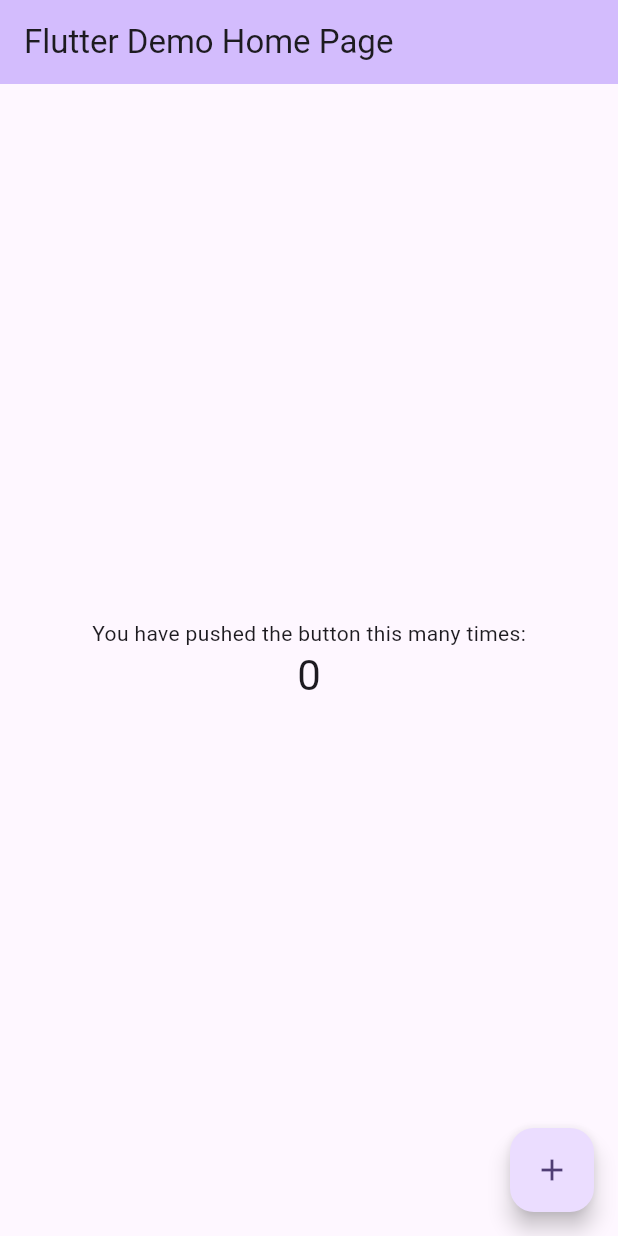
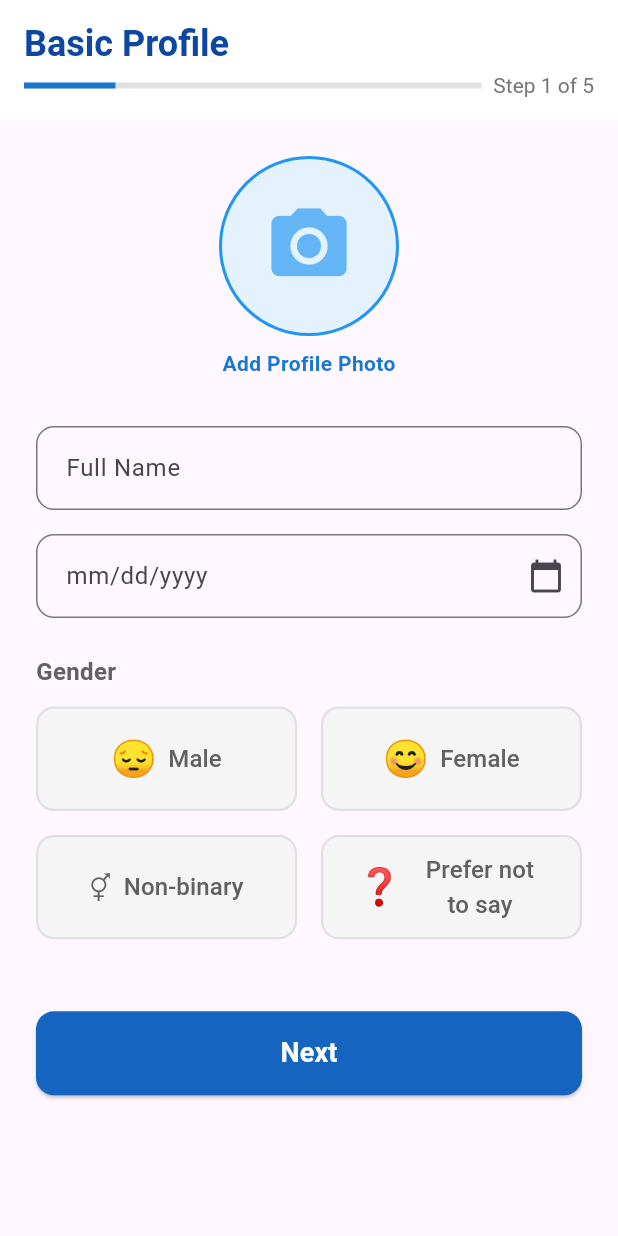
Before and after one commit to Thanaphum-6510110194/G6-Health-Tracking, a Flutter app: the screen it shows after launch, on a phone screen of 412 x 824 dp. Run offline on Flutter 3.47's test engine with Material 3 defaults, Android fonts, the light colour scheme and no system bars.

Commit message:
Add profile page

```diff
--- a/lib/main.dart
+++ b/lib/main.dart
@@ -1,4 +1,5 @@
 import 'package:flutter/material.dart';
+import 'package:health_tracking/screens/profile_page.dart';
 
 void main() {
   runApp(const MyApp());
@@ -7,30 +8,15 @@ void main() {
 class MyApp extends StatelessWidget {
   const MyApp({super.key});
 
-  // This widget is the root of your application.
   @override
   Widget build(BuildContext context) {
     return MaterialApp(
-      title: 'Flutter Demo',
+      title: 'Health Tracking App', // Change title for your app
       theme: ThemeData(
-        // This is the theme of your application.
-        //
-        // TRY THIS: Try running your application with "flutter run". You'll see
-        // the application has a purple toolbar. Then, without quitting the app,
-        // try changing the seedColor in the colorScheme below to Colors.green
-        // and then invoke "hot reload" (save your changes or press the "hot
-        // reload" button in a Flutter-supported IDE, or press "r" if you used
-        // the command line to start the app).
-        //
-        // Notice that the counter didn't reset back to zero; the application
-        // state is not lost during the reload. To reset the state, use hot
-        // restart instead.
-        //
-        // This works for code too, not just values: Most code changes can be
-        // tested with just a hot reload.
         colorScheme: ColorScheme.fromSeed(seedColor: Colors.deepPurple),
+        useMaterial3: true, // Recommended for modern Flutter apps
       ),
-      home: const MyHomePage(title: 'Flutter Demo Home Page'),
+      home: const BasicProfileScreen(), // Set your new screen as the home
     );
   }
 }
--- /dev/null
+++ b/lib/screens/profile_page.dart
@@ -0,0 +1,259 @@
+import 'package:flutter/material.dart';
+import 'package:intl/intl.dart'; // Add this for date formatting
+
+class BasicProfileScreen extends StatefulWidget {
+  const BasicProfileScreen({super.key});
+
+  @override
+  State<BasicProfileScreen> createState() => _BasicProfileScreenState();
+}
+
+class _BasicProfileScreenState extends State<BasicProfileScreen> {
+  final TextEditingController _fullNameController = TextEditingController();
+  final TextEditingController _dateOfBirthController = TextEditingController();
+  String? _selectedGender; // To store the selected gender
+
+  // Function to show date picker
+  Future<void> _selectDate(BuildContext context) async {
+    DateTime? pickedDate = await showDatePicker(
+      context: context,
+      initialDate: DateTime.now(),
+      firstDate: DateTime(1900),
+      lastDate: DateTime.now(),
+    );
+
+    if (pickedDate != null) {
+      setState(() {
+        _dateOfBirthController.text = DateFormat('MM/dd/yyyy').format(pickedDate);
+      });
+    }
+  }
+
+  @override
+  void dispose() {
+    _fullNameController.dispose();
+    _dateOfBirthController.dispose();
+    super.dispose();
+  }
+
+  @override
+  Widget build(BuildContext context) {
+    return Scaffold(
+      appBar: AppBar(
+        toolbarHeight: 80, // Adjust toolbar height as needed
+        backgroundColor: Colors.white,
+        elevation: 0,
+        title: Column(
+          crossAxisAlignment: CrossAxisAlignment.start,
+          children: [
+            Text(
+              'Basic Profile',
+              style: TextStyle(
+                color: Colors.blue[900],
+                fontSize: 24,
+                fontWeight: FontWeight.bold,
+              ),
+            ),
+            const SizedBox(height: 4),
+            Row(
+              children: [
+                Expanded(
+                  child: LinearProgressIndicator(
+                    value: 1 / 5, // Changed to 1 / 5 for 5 steps
+                    backgroundColor: Colors.grey[300],
+                    color: Colors.blue[700],
+                    minHeight: 4,
+                  ),
+                ),
+                const SizedBox(width: 8),
+                Text(
+                  'Step 1 of 5', // Changed to Step 1 of 5
+                  style: TextStyle(
+                    color: Colors.grey[600],
+                    fontSize: 14,
+                  ),
+                ),
+              ],
+            ),
+          ],
+        ),
+      ),
+      body: SingleChildScrollView(
+        padding: const EdgeInsets.all(24.0),
+        child: Column(
+          crossAxisAlignment: CrossAxisAlignment.center,
+          children: <Widget>[
+            // Profile Picture Section
+            GestureDetector(
+              onTap: () {
+                // TODO: Implement image picking logic
+                ScaffoldMessenger.of(context).showSnackBar(
+                  const SnackBar(content: Text('Add Profile Photo tapped! (Not implemented yet)')),
+                );
+              },
+              child: Column(
+                children: [
+                  Container(
+                    width: 120,
+                    height: 120,
+                    decoration: BoxDecoration(
+                      shape: BoxShape.circle,
+                      color: Colors.blue[50], // Light blue background
+                      border: Border.all(color: Colors.blue, width: 2),
+                    ),
+                    child: Icon(
+                      Icons.camera_alt,
+                      size: 60,
+                      color: Colors.blue[300],
+                    ),
+                  ),
+                  const SizedBox(height: 8),
+                  Text(
+                    'Add Profile Photo',
+                    style: TextStyle(
+                      color: Colors.blue[700],
+                      fontWeight: FontWeight.bold,
+                    ),
+                  ),
+                ],
+              ),
+            ),
+            const SizedBox(height: 32),
+
+            // Full Name Text Field
+            TextField(
+              controller: _fullNameController,
+              decoration: InputDecoration(
+                labelText: 'Full Name',
+                border: OutlineInputBorder(
+                  borderRadius: BorderRadius.circular(12),
+                ),
+                contentPadding: const EdgeInsets.symmetric(vertical: 16, horizontal: 16),
+              ),
+            ),
+            const SizedBox(height: 16),
+
+            // Date of Birth Text Field
+            TextField(
+              controller: _dateOfBirthController,
+              readOnly: true, // Make it read-only so date picker is used
+              onTap: () => _selectDate(context),
+              decoration: InputDecoration(
+                labelText: 'mm/dd/yyyy',
+                border: OutlineInputBorder(
+                  borderRadius: BorderRadius.circular(12),
+                ),
+                suffixIcon: IconButton(
+                  icon: const Icon(Icons.calendar_today),
+                  onPressed: () => _selectDate(context),
+                ),
+                contentPadding: const EdgeInsets.symmetric(vertical: 16, horizontal: 16),
+              ),
+            ),
+            const SizedBox(height: 24),
+
+            // Gender Section
+            Align(
+              alignment: Alignment.centerLeft,
+              child: Text(
+                'Gender',
+                style: TextStyle(
+                  color: Colors.grey[700],
+                  fontSize: 16,
+                  fontWeight: FontWeight.bold,
+                ),
+              ),
+            ),
+            const SizedBox(height: 12),
+            GridView.count(
+              shrinkWrap: true, // To make GridView take only necessary space
+              physics: const NeverScrollableScrollPhysics(), // Disable scrolling
+              crossAxisCount: 2,
+              crossAxisSpacing: 16,
+              mainAxisSpacing: 16,
+              childAspectRatio: 2.5, // Adjust as needed for button size
+              children: [
+                _buildGenderButton('Male', 'male', '😔'), // Using emoji for placeholder
+                _buildGenderButton('Female', 'female', '😊'),
+                _buildGenderButton('Non-binary', 'non-binary', '⚥'), // Unicode symbol
+                _buildGenderButton('Prefer not to say', 'prefer-not-to-say', '❓'),
+              ],
+            ),
+            const SizedBox(height: 48),
+
+            // Next Button
+            SizedBox(
+              width: double.infinity,
+              height: 56,
+              child: ElevatedButton(
+                onPressed: () {
+                  // TODO: Implement navigation to the next step
+                  print('Full Name: ${_fullNameController.text}');
+                  print('Date of Birth: ${_dateOfBirthController.text}');
+                  print('Selected Gender: $_selectedGender');
+                  ScaffoldMessenger.of(context).showSnackBar(
+                    const SnackBar(content: Text('Next button tapped!')),
+                  );
+                },
+                style: ElevatedButton.styleFrom(
+                  backgroundColor: Colors.blue[800], // Darker blue
+                  shape: RoundedRectangleBorder(
+                    borderRadius: BorderRadius.circular(12),
+                  ),
+                ),
+                child: const Text(
+                  'Next', // Changed text to just "Next"
+                  style: TextStyle(
+                    color: Colors.white,
+                    fontSize: 18,
+                    fontWeight: FontWeight.bold,
+                  ),
+                ),
+              ),
+            ),
+          ],
+        ),
+      ),
+    );
+  }
+
+  Widget _buildGenderButton(String text, String value, String emoji) {
+    bool isSelected = _selectedGender == value;
+    return ElevatedButton(
+      onPressed: () {
+        setState(() {
+          _selectedGender = value;
+        });
+      },
+      style: ElevatedButton.styleFrom(
+        backgroundColor: isSelected ? Colors.blue[100] : Colors.grey[100], // Light blue if selected, light grey otherwise
+        foregroundColor: isSelected ? Colors.blue[800] : Colors.grey[700], // Text color
+        shape: RoundedRectangleBorder(
+          borderRadius: BorderRadius.circular(12),
+          side: BorderSide(
+            color: isSelected ? Colors.blue : Colors.grey.shade300, // Blue border if selected
+            width: 1.5,
+          ),
+        ),
+        elevation: 0,
+      ),
+      child: Row(
+        mainAxisAlignment: MainAxisAlignment.center,
+        children: [
+          Text(
+            emoji,
+            style: const TextStyle(fontSize: 24), // Adjust emoji size
+          ),
+          const SizedBox(width: 8),
+          Flexible( // Use Flexible to prevent text overflow
+            child: Text(
+              text,
+              textAlign: TextAlign.center,
+              style: const TextStyle(fontSize: 16),
+            ),
+          ),
+        ],
+      ),
+    );
+  }
+}
--- a/pubspec.yaml
+++ b/pubspec.yaml
@@ -30,6 +30,7 @@ environment:
 dependencies:
   flutter:
     sdk: flutter
+  intl: ^0.19.0
 
   # The following adds the Cupertino Icons font to your application.
   # Use with the CupertinoIcons class for iOS style icons.
```
Also changed, not shown: pubspec.lock.
